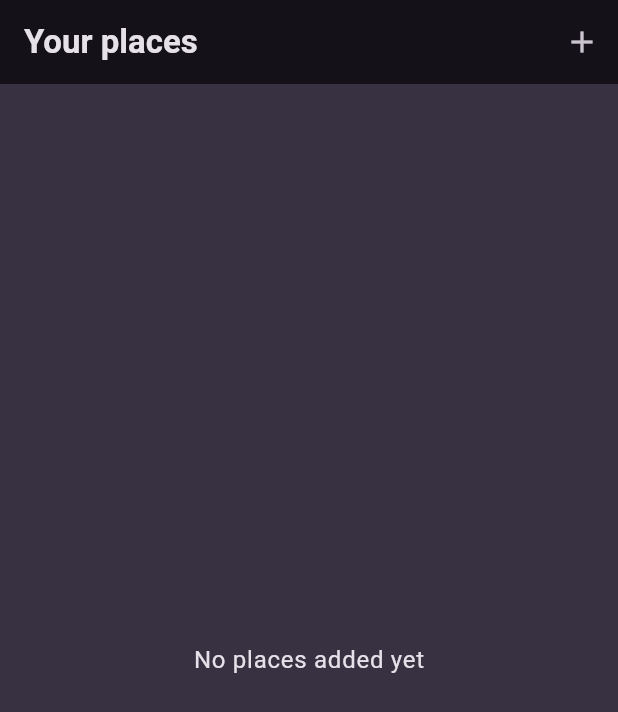
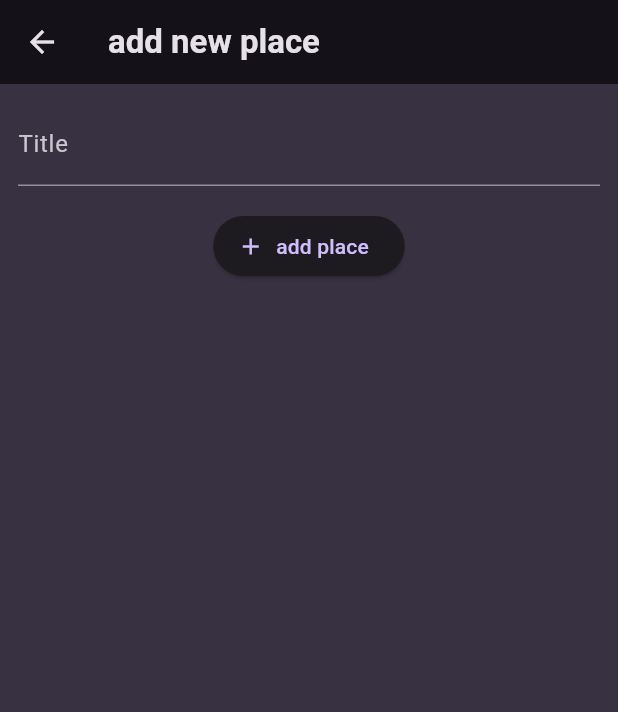
Before and after one commit to josuemj/Flutter-projects, a Flutter app: the screen it shows after launch, after a tap on the "add" icon, on a phone screen of 412 x 824 dp. Shown: the top 712 px of the screen. Run offline on Flutter 3.47's test engine with Material 3 defaults, Android fonts, the phone set to English and light mode, and no system bars; our stand-ins replace flutter_dotenv, flutter_riverpod, google_fonts, transparent_image; missing offline and left inert: dart_eval.

```diff
--- a/favorite_places/lib/screens/add_place.dart
+++ b/favorite_places/lib/screens/add_place.dart
@@ -0,0 +1,51 @@
+import 'package:flutter/cupertino.dart';
+import 'package:flutter/material.dart';
+
+class AddPlaceScreen extends StatefulWidget {
+  const AddPlaceScreen({super.key});
+
+  @override
+  State<AddPlaceScreen> createState() {
+    return _AddPlaceScreen();
+  }
+}
+
+class _AddPlaceScreen extends State<AddPlaceScreen> {
+  final _titleController = TextEditingController();
+
+  @override
+  void dispose() {
+    _titleController.dispose();
+    super.dispose();
+  }
+
+  @override
+  Widget build(BuildContext context) {
+    return Scaffold(
+      appBar: AppBar(
+        title: const Text('add new place'),
+      ),
+      body: SingleChildScrollView(
+        padding: const EdgeInsets.all(12),
+        child: Column(
+          children: [
+            TextField(
+              decoration: const InputDecoration(labelText: 'Title'),
+              controller: _titleController,
+              style:
+                  TextStyle(color: Theme.of(context).colorScheme.onBackground),
+            ),
+            const SizedBox(
+              height: 16,
+            ),
+            ElevatedButton.icon(
+              onPressed: () {},
+              icon: const Icon(Icons.add),
+              label: const Text('add place'),
+            )
+          ],
+        ),
+      ),
+    );
+  }
+}
--- a/favorite_places/lib/screens/places.dart
+++ b/favorite_places/lib/screens/places.dart
@@ -1,3 +1,4 @@
+import 'package:favorite_places/screens/add_place.dart';
 import 'package:favorite_places/widgets/places_list.dart';
 import 'package:flutter/material.dart';
 
@@ -11,7 +12,13 @@ class PlacesScreen extends StatelessWidget {
         title: const Text('Your places'),
         actions: [
           IconButton(
-            onPressed: () {},
+            onPressed: () {
+              Navigator.of(context).push(
+                MaterialPageRoute(
+                  builder: (context) => const AddPlaceScreen(),
+                ),
+              );
+            },
             icon: const Icon(Icons.add),
           ),
         ],
```
